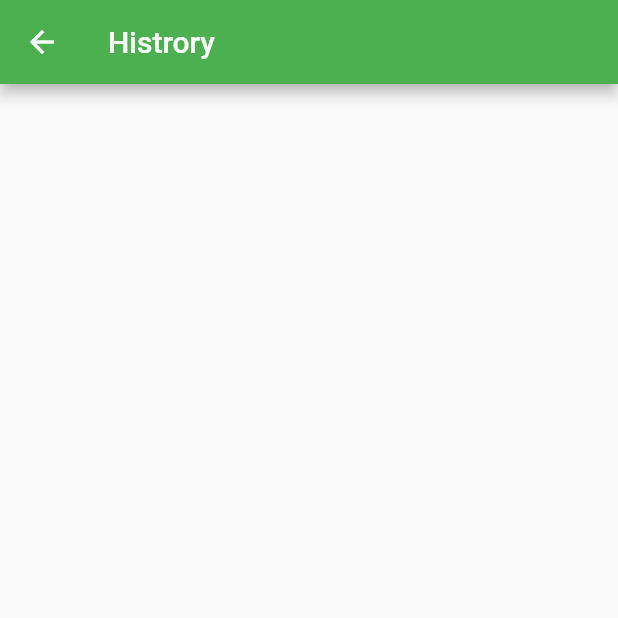
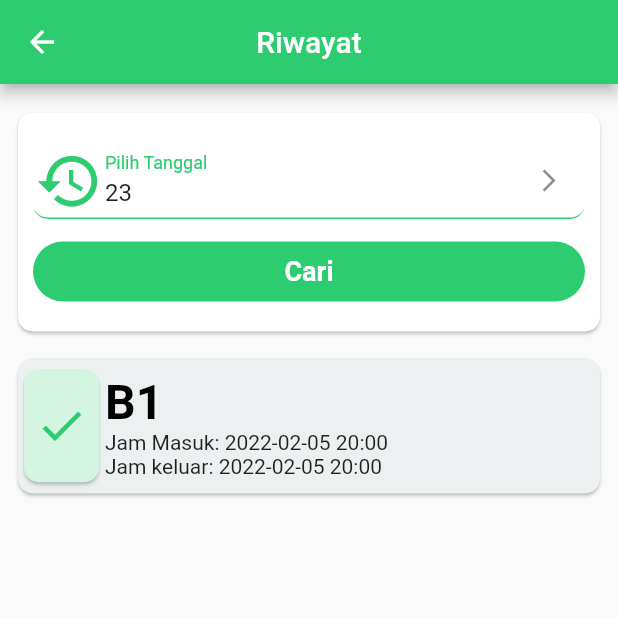
Before and after one commit to farinchan/e-parking-Mobile, a Flutter app: the HistoryPage screen opened by its route, on a phone screen of 412 x 824 dp, the top half of it. Run offline on Flutter 3.47's test engine with Material 2 defaults, Android fonts, the phone set to English and light mode, and no system bars; our stand-ins replace curved_navigation_bar, go_router; missing offline and left inert: dart:ffi.

Commit message:
tambah ui history

```diff
--- a/lib/pages/history_page.dart
+++ b/lib/pages/history_page.dart
@@ -1,3 +1,4 @@
+import 'package:e_parking_mobile/color.dart';
 import 'package:flutter/material.dart';
 import 'package:flutter/src/widgets/framework.dart';
 import 'package:flutter/src/widgets/placeholder.dart';
@@ -9,8 +10,130 @@ class HistoryPage extends StatelessWidget {
   Widget build(BuildContext context) {
     return Scaffold(
       appBar: AppBar(
-        title: Text("Histrory"),
+        backgroundColor: primaryColor,
+        title: Text("Riwayat"),
+        centerTitle: true,
       ),
+      body: SafeArea(
+          child: Padding(
+        padding: EdgeInsets.only(right: 8, left: 8, top: 15),
+        child: Column(
+          children: [
+            Card(
+              shape: RoundedRectangleBorder(
+                borderRadius: BorderRadius.circular(10.0),
+              ),
+              child: Container(
+                  margin: EdgeInsets.symmetric(horizontal: 10, vertical: 20),
+                  width: double.infinity,
+                  child: Column(
+                    children: [
+                      TextField(
+                        controller: TextEditingController(text: "23"),
+                        readOnly: true,
+                        decoration: InputDecoration(
+                          // label: Text(widget.label),
+                          labelStyle: TextStyle(color: primaryColor),
+                          hintStyle: TextStyle(color: primaryColor),
+                          isDense: true,
+                          focusColor: primaryColor,
+                          label: Text("Pilih Tanggal"),
+                          prefixIcon: Icon(
+                            Icons.history,
+                            size: 45,
+                            color: primaryColor,
+                          ),
+                          suffixIcon: Icon(Icons.arrow_forward_ios),
+                          enabledBorder: UnderlineInputBorder(
+                            borderSide: BorderSide(color: primaryColor),
+                            borderRadius: BorderRadius.circular(10),
+                          ),
+                          focusedBorder: UnderlineInputBorder(
+                            borderSide: BorderSide(color: primaryColor),
+                            borderRadius: BorderRadius.circular(10),
+                          ),
+                        ),
+                      ),
+                      SizedBox(height: 15),
+                      InkWell(
+                        onTap: () {},
+                        child: Container(
+                          width: double.infinity,
+                          height: 40,
+                          alignment: Alignment.center,
+                          child: const Text(
+                            "Cari",
+                            style: TextStyle(
+                                color: whiteColor,
+                                fontWeight: FontWeight.bold,
+                                fontSize: 18),
+                          ),
+                          decoration: BoxDecoration(
+                              color: primaryColor,
+                              borderRadius:
+                                  BorderRadius.all(Radius.circular(20))),
+                        ),
+                      )
+                    ],
+                  )),
+            ),
+            SizedBox(height: 10),
+            Card(
+              shape: RoundedRectangleBorder(
+                borderRadius: BorderRadius.circular(10.0),
+              ),
+              color: Color(0xffECF0F1),
+              child: Container(
+                  height: 90,
+                  width: double.infinity,
+                  child: Row(
+                    children: [
+                      Card(
+                        shape: RoundedRectangleBorder(
+                          borderRadius: BorderRadius.circular(10.0),
+                        ),
+                        color: Color(0xffD5F5E3),
+                        child: Container(
+                          height: 75,
+                          width: 50,
+                          child: Icon(
+                            Icons.check,
+                            size: 35,
+                            color: Color(0xff2ECC71),
+                          ),
+                        ),
+                      ),
+                      Column(
+                        crossAxisAlignment: CrossAxisAlignment.start,
+                        mainAxisAlignment: MainAxisAlignment.center,
+                        children: [
+                          Text(
+                            "B1",
+                            style: TextStyle(
+                                fontSize: 32,
+                                fontWeight: FontWeight.bold,
+                                color: blackColor),
+                          ),
+                          Text(
+                            "Jam Masuk: 2022-02-05 20:00",
+                            style: TextStyle(
+                              fontSize: 14,
+                            ),
+                          ),
+                          Text(
+                            "Jam keluar: 2022-02-05 20:00",
+                            style: TextStyle(
+                              fontSize: 14,
+                            ),
+                          ),
+                        ],
+                      )
+                    ],
+                  )),
+            ),
+          ],
+        ),
+      )),
     );
   }
 }
--- a/lib/pages/home_page.dart
+++ b/lib/pages/home_page.dart
@@ -1,5 +1,6 @@
 import 'package:e_parking_mobile/color.dart';
 import 'package:flutter/material.dart';
+import 'package:go_router/go_router.dart';
 
 class HomePage extends StatelessWidget {
   const HomePage({super.key});
@@ -111,9 +112,7 @@ class HomePage extends StatelessWidget {
                     child: Column(
                       children: [
                         InkWell(
-                          onTap: () {
-
-                          },
+                          onTap: () => context.goNamed("history"),
                           child: Card(
                             shape: RoundedRectangleBorder(
                               borderRadius: BorderRadius.circular(10.0),
```
Also changed, not shown: assets/images/ilustrasi3.png (added).
